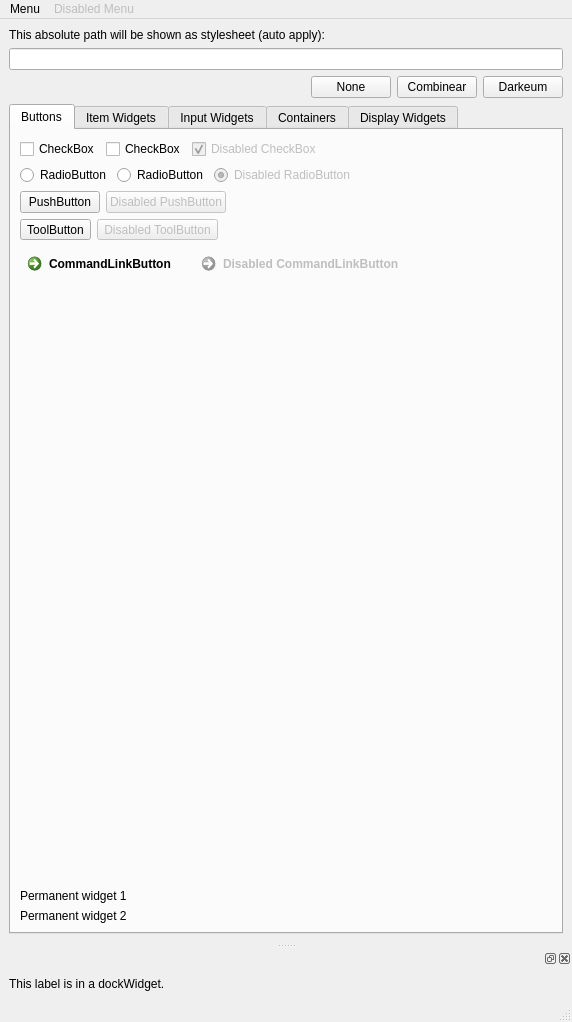
pietr26/OMSI-Tools, file OTModules/OTInternals/wstyletest.ui: the form before one commit.
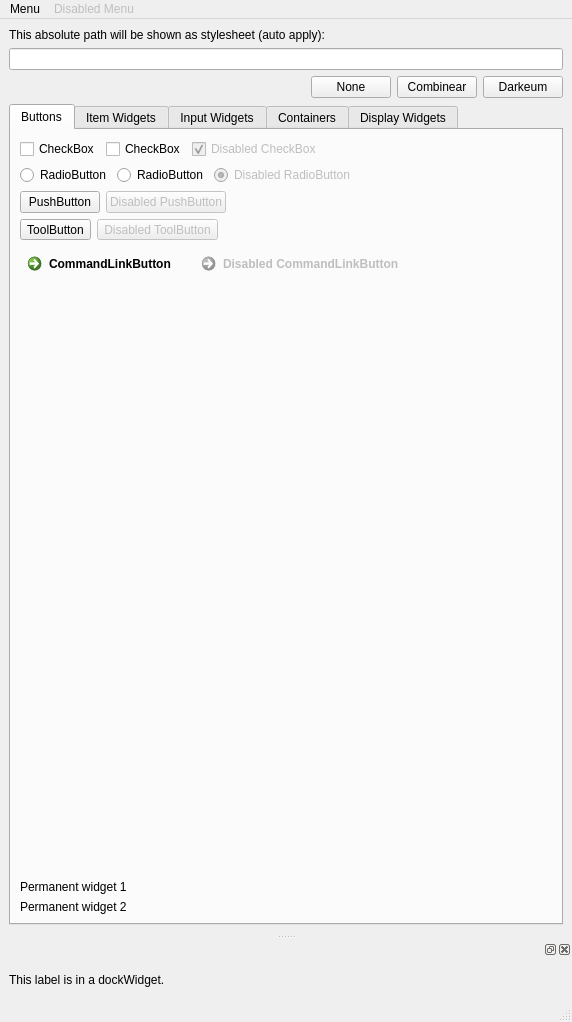
The form after the commit. The open tabs and pages were chosen to show the change. Icons and pictures are not drawn.

The edit to the form file:
```diff
--- a/OTModules/OTInternals/wstyletest.ui
+++ b/OTModules/OTInternals/wstyletest.ui
@@ -18,7 +18,7 @@
     <normaloff>:/rec/data/icons/iconBroom.svg</normaloff>:/rec/data/icons/iconBroom.svg</iconset>
   </property>
   <widget class="QWidget" name="centralwidget">
-   <layout class="QVBoxLayout" name="verticalLayout_9">
+   <layout class="QHBoxLayout" name="horizontalLayout_25">
     <item>
      <layout class="QVBoxLayout" name="verticalLayout_8">
       <item>
@@ -1512,6 +1512,12 @@
   </widget>
   <widget class="QStatusBar" name="statusbar"/>
   <widget class="QDockWidget" name="dockWidget">
+   <property name="minimumSize">
+    <size>
+     <width>572</width>
+     <height>60</height>
+    </size>
+   </property>
    <attribute name="dockWidgetArea">
     <number>8</number>
    </attribute>
```
Left out of the diff: 2 changed lines with no effect on the pictures.
